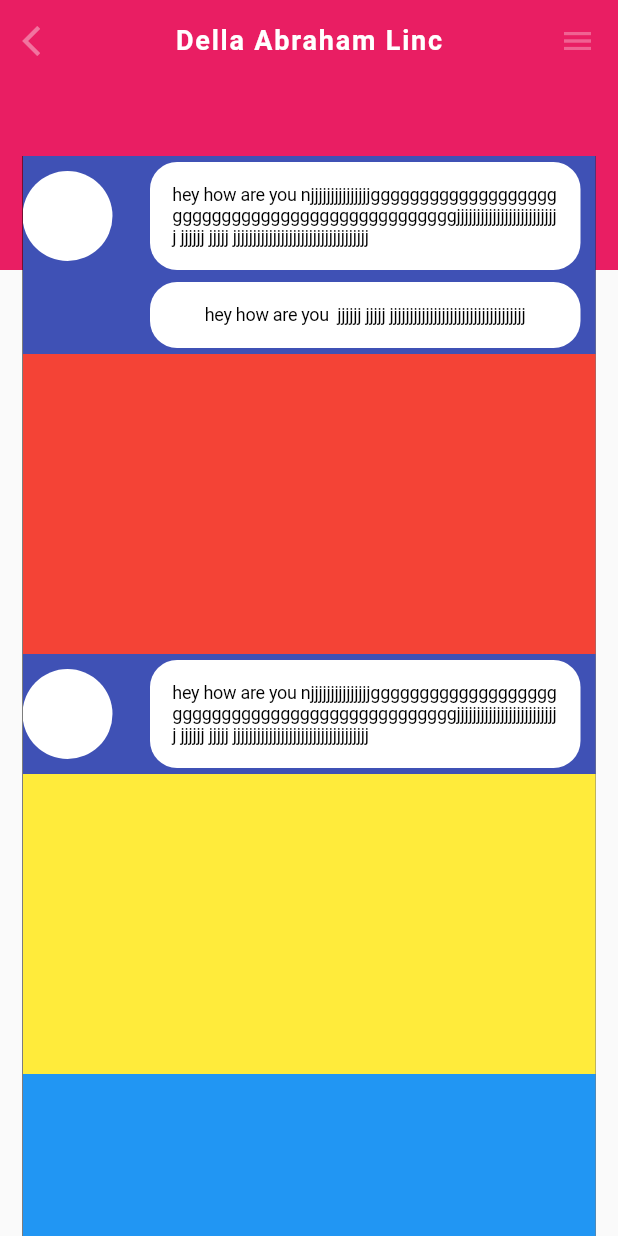
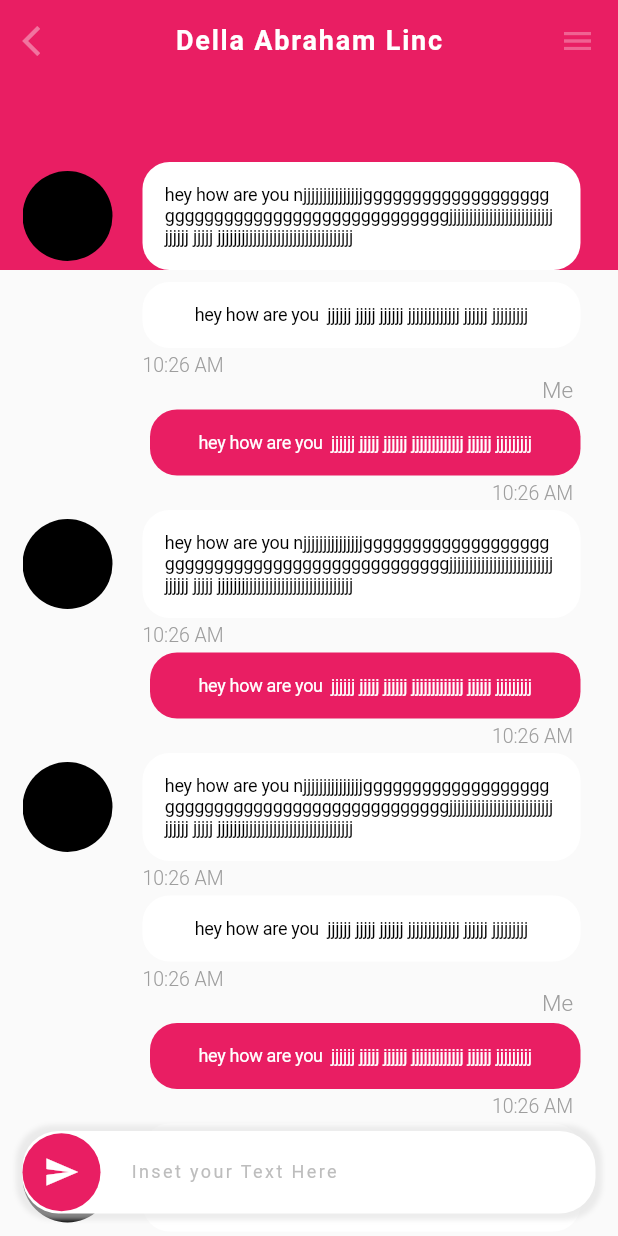
Before and after one commit to harshkumarkhatri/Flutter-UI-15-Chat-App-UI-3, a Flutter app: the Screen2 screen opened directly, on a phone screen of 412 x 824 dp. Run offline on Flutter 3.47's test engine with Material 2 defaults, Android fonts, the light colour scheme and no system bars; network calls fail.

Commit message:
Completed the UI

```diff
--- a/lib/Screen1.dart
+++ b/lib/Screen1.dart
@@ -98,14 +98,14 @@ class _Screen1State extends State<Screen1> {
                     // color: Colors.black,
                     child: ListView(
                       children: [
-                        chatItem(true),
-                        chatItem(false),
-                        chatItem(true),
-                        chatItem(false),
-                        chatItem(true),
-                        chatItem(false),
-                        chatItem(true),
-                        chatItem(false),
+                        chatItem(true, context),
+                        chatItem(false, context),
+                        chatItem(true, context),
+                        chatItem(false, context),
+                        chatItem(true, context),
+                        chatItem(false, context),
+                        chatItem(true, context),
+                        chatItem(false, context),
                       ],
                     ),
                   ),
--- a/lib/Screen2.dart
+++ b/lib/Screen2.dart
@@ -3,6 +3,9 @@ import 'package:flutter_ui_15_chat_ui_3/Widgets/meItemMessage1.dart';
 import 'package:flutter_ui_15_chat_ui_3/Widgets/meItemMessage2.dart';
 
 import 'Widgets/chatItems.dart';
+import 'Widgets/meIdentifier.dart';
+import 'Widgets/meWid.dart';
+import 'Widgets/time.dart';
 
 class Screen2 extends StatefulWidget {
   @override
@@ -27,7 +30,12 @@ class _Screen2State extends State<Screen2> {
                   children: [
                     Padding(
                       padding: const EdgeInsets.all(15.0),
-                      child: Icon(Icons.arrow_back_ios, color: Colors.white38),
+                      child: GestureDetector(
+                          onTap: () {
+                            Navigator.pop(context);
+                          },
+                          child: Icon(Icons.arrow_back_ios,
+                              color: Colors.white38)),
                     ),
                     Text(
                       "Della Abraham Linc",
@@ -49,30 +57,85 @@ class _Screen2State extends State<Screen2> {
                     padding: const EdgeInsets.only(left: 15, right: 15),
                     child: Container(
                         height: 150,
-                        color: Colors.black,
+                        // color: Colors.black,
                         child: ListView(
                           children: [
                             meItem1(),
                             meItem2(),
-                            Container(
-                              height: 200,
-                              color: Colors.red,
-                            ),meItem1(),
-                            Container(
-                              height: 200,
-                              color: Colors.yellow,
+                            time('left'),
+                            meIdentifier(),
+                            myWid(),
+                            time("right"),
+                            meItem1(),
+                            time("left"),
+                            myWid(),
+                            time("right"),
+                            meItem1(),
+                            time("left"),
+                            meItem2(),
+                            time('left'),
+                            meIdentifier(),
+                            myWid(),
+                            time("right"),
+                            meItem1(),
+                            time("left"),
+                            myWid(),
+                            time("right"),
+                            meItem1(),
+                            time("left"),
+                            SizedBox(
+                              height: 100,
                             ),
-                            Container(
-                              height: 200,
-                              color: Colors.blue,
-                            )
                           ],
                         )),
                   ),
                 ),
               ],
             ),
-          )
+          ),
+          Align(
+            alignment: Alignment.bottomCenter,
+            child: Padding(
+              padding: const EdgeInsets.all(15.0),
+              child: Container(
+                height: 55,
+                // color: Colors.yellow,
+                decoration: BoxDecoration(
+                    color: Colors.white,
+                    boxShadow: [
+                      BoxShadow(
+                        color: Colors.grey[300].withOpacity(
+                          0.6,
+                        ),blurRadius: 2,spreadRadius: 4
+                      ),
+                    ],
+                    borderRadius: BorderRadius.circular(24)),
+                child: Row(
+                  children: [
+                    Container(
+                      height: 52,
+                      width: 52,
+                      child: Center(
+                        child: Icon(Icons.send, color: Colors.white),
+                      ),
+                      decoration: BoxDecoration(
+                          shape: BoxShape.circle, color: Colors.pink),
+                    ),
+                    SizedBox(width: 20),
+                    Text(
+                      "Inset your Text Here",
+                      style: TextStyle(
+                        color: Colors.grey[400],
+                        letterSpacing: 1.6,
+                        fontWeight: FontWeight.w400,
+                        fontSize: 12,
+                      ),
+                    ),
+                  ],
+                ),
+              ),
+            ),
+          ),
         ],
       ),
     );
--- a/lib/Widgets/chatItems.dart
+++ b/lib/Widgets/chatItems.dart
@@ -1,7 +1,12 @@
 import 'package:flutter/material.dart';
+import 'package:flutter_ui_15_chat_ui_3/Screen2.dart';
 
-Widget chatItem(status) {
-  return Container(
+Widget chatItem(status, context) {
+  return GestureDetector(
+    onTap: () {
+      Navigator.push(context, MaterialPageRoute(builder: (_) => Screen2()));
+    },
+    child: Container(
       height: 80,
       // color: Colors.orange,
       child: Row(
@@ -81,7 +86,9 @@ Widget chatItem(status) {
                         color: status ? Colors.green : Colors.grey[400],
                         boxShadow: [
                           BoxShadow(
-                            color: Colors.grey, blurRadius: 2, spreadRadius: 2)
+                              color: Colors.grey,
+                              blurRadius: 2,
+                              spreadRadius: 2)
                         ]),
                   )
                 ],
@@ -119,5 +126,6 @@ Widget chatItem(status) {
           )
         ],
       ),
+    ),
   );
 }
--- /dev/null
+++ b/lib/Widgets/meIdentifier.dart
@@ -0,0 +1,16 @@
+import 'package:flutter/material.dart';
+
+Widget meIdentifier() {
+    return Container(
+      alignment: Alignment.centerRight,
+      child: Padding(
+        padding: const EdgeInsets.only(right: 15),
+        child: Text("Me",
+            style: TextStyle(
+              color: Colors.grey,
+              fontSize: 15,
+              fontWeight: FontWeight.w300,
+            )),
+      ),
+    );
+  }
--- a/lib/Widgets/meItemMessage1.dart
+++ b/lib/Widgets/meItemMessage1.dart
@@ -3,18 +3,18 @@ import 'package:flutter/material.dart';
 Widget meItem1() {
   return Container(
     // height: 75,
-    color: Colors.indigo,
+    // color: Colors.indigo,
     child: Row(
       children: [
         Container(
           height: 60,
           width: 60,
           decoration: BoxDecoration(
-            color: Colors.white,
+            color: Colors.black,
             shape: BoxShape.circle,
           ),
         ),
-        SizedBox(width: 15),
+        SizedBox(width: 10),
         Expanded(
             child: Padding(
           padding: EdgeInsets.only(
--- a/lib/Widgets/meItemMessage2.dart
+++ b/lib/Widgets/meItemMessage2.dart
@@ -3,10 +3,10 @@ import 'package:flutter/material.dart';
 Widget meItem2() {
   return Container(
     // height: 75,
-    color: Colors.indigo,
+    // color: Colors.indigo,
     child: Row(
       children: [
-        SizedBox(width: 75),
+        SizedBox(width: 70),
         Expanded(
             child: Padding(
           padding: EdgeInsets.only(
@@ -26,7 +26,7 @@ Widget meItem2() {
               padding: const EdgeInsets.all(15.0),
               child: Center(
                 child: Text(
-                  "hey how are you  jjjjjj jjjjj jjjjjjjjjjjjjjjjjjjjjjjjjjjjjjjjjj",
+                                            "hey how are you  jjjjjj jjjjj jjjjjj jjjjjjjjjjjjj jjjjjj jjjjjjjjj",
                   textAlign: false ? TextAlign.right : TextAlign.left,
                   style: TextStyle(
                     fontSize: 12,
--- /dev/null
+++ b/lib/Widgets/meWid.dart
@@ -0,0 +1,45 @@
+import 'package:flutter/material.dart';
+
+Widget myWid() {
+    return Container(
+      // height: 75,
+      // color: Colors.indigo,
+      child: Row(
+        children: [
+          SizedBox(width: 75),
+          Expanded(
+              child: Padding(
+            padding: EdgeInsets.only(
+              left: 10,
+              right: 10,
+              top: 4,
+              bottom: 4,
+            ),
+            child: Container(
+              decoration: BoxDecoration(
+                color: Colors.pink,
+                borderRadius: BorderRadius.circular(
+                  18,
+                ),
+              ),
+              child: Padding(
+                padding: const EdgeInsets.all(15.0),
+                child: Center(
+                  child: Text(
+                    "hey how are you  jjjjjj jjjjj jjjjjj jjjjjjjjjjjjj jjjjjj jjjjjjjjj",
+                    textAlign: TextAlign.left,
+                    style: TextStyle(
+                      fontSize: 12,
+                      letterSpacing: -0.2,
+                      color: Colors.white,
+                      fontWeight: FontWeight.w400,
+                    ),
+                  ),
+                ),
+              ),
+            ),
+          ))
+        ],
+      ),
+    );
+  }
--- /dev/null
+++ b/lib/Widgets/time.dart
@@ -0,0 +1,20 @@
+import 'package:flutter/material.dart';
+
+Widget time(posi) {
+    return Container(
+      alignment: posi == "left" ? Alignment.centerLeft : Alignment.centerRight,
+      child: Padding(
+        padding: posi == "left"
+            ? const EdgeInsets.only(
+                left: 80,
+              )
+            : EdgeInsets.only(right: 15),
+        child: Text("10:26 AM",
+            style: TextStyle(
+              color: Colors.grey,
+              fontSize: 13,
+              fontWeight: FontWeight.w300,
+            )),
+      ),
+    );
+  }
--- a/lib/main.dart
+++ b/lib/main.dart
@@ -15,7 +15,7 @@ class MyApp extends StatelessWidget {
         primarySwatch: Colors.blue,
         visualDensity: VisualDensity.adaptivePlatformDensity,
       ),
-      home: Screen2(),
+      home: Screen1(),
     );
   }
 }
```
Lines whose indentation alone changed are shown as unchanged.
